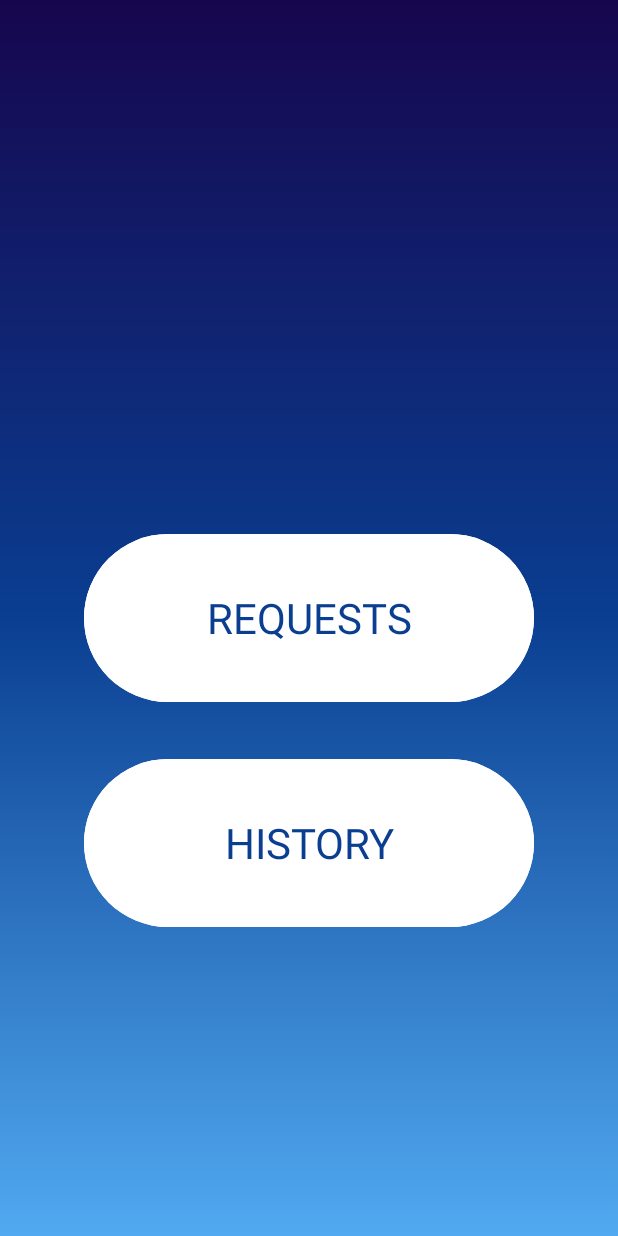
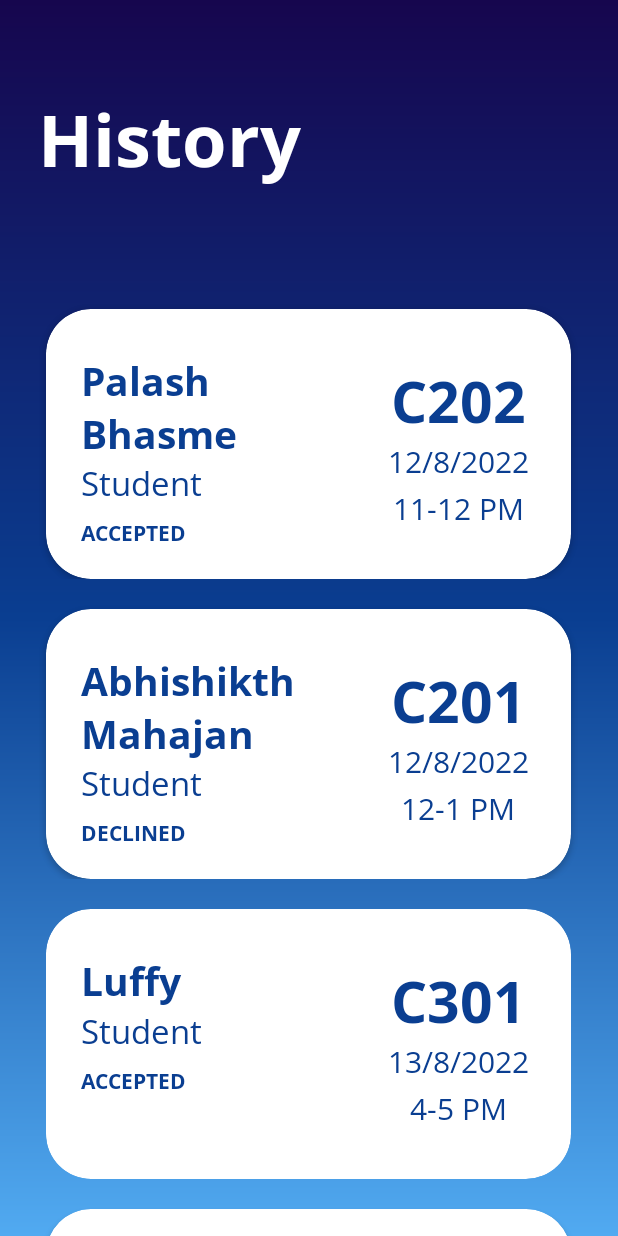
Before and after one commit to VSen910/Room-Booking-App, an Android app: the AdminOptActivity screen opened directly, with no data from a screen before it, after a tap on "HISTORY", on a phone screen of 412 x 824 dp. Run offline under Robolectric (Android 15) with nearby library versions, the phone set to English and light mode, and no system bars.

Commit message:
added admin history list

```diff
--- a/app/src/main/AndroidManifest.xml
+++ b/app/src/main/AndroidManifest.xml
@@ -62,6 +62,10 @@
 
         <activity android:name=".PendingRequestActivity"
             android:exported="false"/>
+
+        <activity android:name=".HistoryActivity"
+            android:exported="false"/>
+
     </application>
 
 </manifest>
--- a/app/src/main/java/com/example/roombookingapp/AdminOptActivity.java
+++ b/app/src/main/java/com/example/roombookingapp/AdminOptActivity.java
@@ -27,6 +27,10 @@ public class AdminOptActivity extends AppCompatActivity implements View.OnClickL
                 Intent intent = new Intent(AdminOptActivity.this, PendingRequestActivity.class);
                 startActivity(intent);
                 break;
+            case R.id.historybox1:
+                Intent intent2 = new Intent(AdminOptActivity.this, HistoryActivity.class);
+                startActivity(intent2);
+                break;
 
         }
     }
--- /dev/null
+++ b/app/src/main/java/com/example/roombookingapp/HistoryActivity.java
@@ -0,0 +1,79 @@
+package com.example.roombookingapp;
+
+import android.content.DialogInterface;
+import android.os.Bundle;
+import android.widget.Toast;
+
+import androidx.appcompat.app.AppCompatActivity;
+import androidx.recyclerview.widget.LinearLayoutManager;
+import androidx.recyclerview.widget.RecyclerView;
+
+import com.google.android.material.dialog.MaterialAlertDialogBuilder;
+
+import java.util.ArrayList;
+
+
+public class HistoryActivity extends AppCompatActivity implements HistoryInterface {
+
+    ArrayList<HistoryModel> historyModel = new ArrayList<>();
+
+    public void onCreate(Bundle savedInstanceState){
+        super.onCreate(savedInstanceState);
+        setContentView(R.layout.activity_history_view);
+
+        RecyclerView history = findViewById(R.id.history_list);
+        setUpHistoryModels();
+
+        HistoryAdapter adapter = new HistoryAdapter(this, historyModel, this);
+
+        history.setAdapter(adapter);
+        history.setAdapter(adapter);
+        history.setLayoutManager(new LinearLayoutManager(this));
+    }
+
+    private void setUpHistoryModels(){
+
+        String[] historyName= {"Palash Bhasme", "Abhishikth Mahajan", "Luffy", "Zoro"};
+        String[] historyRoom = {"C202", "C201", "C301", "C302"};
+        String[] historyTime= {"11-12 PM", "12-1 PM", "4-5 PM", "9-10 AM" };
+        String[] historyDate = {"12/8/2022", "12/8/2022", "13/8/2022", "13/8/2022"};
+        String[] historyReason = {"Cultural committee meet ", "Event", "Math Extra Class", ""};
+        String[] historyPosition = {"Student", "Student", "Student", "Student"};
+        String[] historyStatus = {"ACCEPTED", "DECLINED", "ACCEPTED", "DECLINED"};
+        String[] historyEmail = {"21bcs076@iiitdwd.ac.in","21bcs042@iiitdwd.ac.in", "21bcs022@iiitdwd.ac.in", "21bcs021@iiitdwd.ac.in"};
+        String[] historyPhone = {"8433568160","8433568160", "8433568160", "8433568160"};
+
+        for(int i = 0; i < historyName.length; i++){
+            historyModel.add(new HistoryModel(historyName[i], historyRoom[i], historyTime[i], historyDate[i], historyReason[i], historyPosition[i], historyStatus[i], historyEmail[i], historyPhone[i]));
+
+
+        }
+
+
+    }
+
+    @Override
+    public void OnItemClick(int position) {
+        String name = historyModel.get(position).getHistoryName();
+        String reason = historyModel.get(position).getHistoryReason();
+        String email = historyModel.get(position).getHistoryEmail();
+        String phone = historyModel.get(position).getHistoryPhone();
+
+        final String content [] = {"Email: " + email, "Phone: " + phone, "Purpose: " + reason};
+
+        MaterialAlertDialogBuilder dialog1 = new MaterialAlertDialogBuilder(HistoryActivity.this);
+        dialog1.setTitle(name);
+        dialog1.setMessage("Email: " + email + "\n" + "Phone: " + phone + "\n" + "Purpose: " + reason);
+        dialog1.setBackground(getResources().getDrawable(R.drawable.dialogue_backgorund, null));
+        dialog1.setPositiveButton("Okay", new DialogInterface.OnClickListener() {
+            @Override
+            public void onClick(DialogInterface dialogInterface, int i) {
+                Toast.makeText(getApplicationContext(), "Accepted", Toast.LENGTH_LONG).show();
+            }
+        });
+
+
+        dialog1.show();
+
+    }
+}
--- /dev/null
+++ b/app/src/main/java/com/example/roombookingapp/HistoryAdapter.java
@@ -0,0 +1,83 @@
+package com.example.roombookingapp;
+
+import android.content.Context;
+import android.view.LayoutInflater;
+import android.view.View;
+import android.view.ViewGroup;
+import android.widget.TextView;
+
+import androidx.annotation.NonNull;
+import androidx.recyclerview.widget.RecyclerView;
+
+import java.util.ArrayList;
+
+public class HistoryAdapter extends RecyclerView.Adapter<HistoryAdapter.MyViewHolder> {
+    Context context;
+    ArrayList<HistoryModel> historyModels;
+    private final HistoryInterface historyInterface;
+
+    public HistoryAdapter(Context context, ArrayList<HistoryModel> historyModels, HistoryInterface historyInterface){
+        this.context = context;
+        this.historyModels = historyModels;
+        this.historyInterface = historyInterface;
+    }
+
+
+    @NonNull
+    @Override
+    public HistoryAdapter.MyViewHolder onCreateViewHolder(@NonNull ViewGroup parent, int viewType) {
+        LayoutInflater inflater1 = LayoutInflater.from(context);
+        View view = inflater1.inflate(R.layout.activity_history_row, parent, false);
+        return new HistoryAdapter.MyViewHolder(view, historyInterface);
+    }
+
+
+    @Override
+    public void onBindViewHolder(@NonNull HistoryAdapter.MyViewHolder holder, int position) {
+        holder.tvName1.setText(historyModels.get(position).getHistoryName());
+        holder.tvRoom1.setText(historyModels.get(position).getHistoryRoom());
+        holder.tvTime1.setText(historyModels.get(position).getHistoryTime());
+        holder.tvDate1.setText(historyModels.get(position).getHistoryDate());
+        holder.tvPosition1.setText(historyModels.get(position).getHistoryPosition());
+        holder.tvStatus1.setText(historyModels.get(position).getHistoryStatus());
+
+
+    }
+
+    @Override
+    public int getItemCount() {
+        return historyModels.size();
+    }
+
+
+
+    public static class MyViewHolder extends RecyclerView.ViewHolder{
+
+        TextView tvName1, tvRoom1, tvTime1, tvDate1, tvReason1, tvPosition1, tvStatus1;
+
+        public MyViewHolder(@NonNull View itemView, HistoryInterface historyInterface) {
+            super(itemView);
+
+            tvName1 = itemView.findViewById(R.id.history_name);
+            tvRoom1 = itemView.findViewById(R.id.history_room_no);
+            tvTime1 = itemView.findViewById(R.id.history_time);
+            tvDate1 = itemView.findViewById(R.id.history_date);
+            //reason?
+            tvPosition1 = itemView.findViewById(R.id.history_profession);
+            tvStatus1 = itemView.findViewById(R.id.history_status);
+
+            itemView.setOnClickListener(new View.OnClickListener() {
+                @Override
+                public void onClick(View view) {
+                    if(historyInterface!=null){
+                        int position = getAbsoluteAdapterPosition();
+                        if(position!=RecyclerView.NO_POSITION)
+                            historyInterface.OnItemClick(position);
+                    }
+                }
+            });
+        }
+
+
+    }
+}
--- /dev/null
+++ b/app/src/main/java/com/example/roombookingapp/HistoryInterface.java
@@ -0,0 +1,5 @@
+package com.example.roombookingapp;
+
+public interface HistoryInterface {
+    void OnItemClick(int position);
+}
--- /dev/null
+++ b/app/src/main/java/com/example/roombookingapp/HistoryModel.java
@@ -0,0 +1,66 @@
+package com.example.roombookingapp;
+
+import java.sql.Time;
+
+public class HistoryModel {
+    private String historyName;
+    private String historyRoom;
+    private String historyTime;
+    private String historyDate;
+    private String historyReason;
+    private String historyPosition;
+    private String historyStatus;
+    private String historyEmail;
+    private String historyPhone;
+
+
+    public String getHistoryName() {
+        return historyName;
+    }
+
+    public String getHistoryRoom() {
+        return historyRoom;
+    }
+
+    public String getHistoryTime() {
+        return historyTime;
+    }
+
+    public String getHistoryDate() {
+        return historyDate;
+    }
+
+    public String getHistoryReason() {
+        return historyReason;
+    }
+
+    public String getHistoryPosition() {
+        return historyPosition;
+    }
+
+    public String getHistoryStatus() {
+        return historyStatus;
+    }
+
+
+    public String getHistoryEmail() {
+        return historyEmail;
+    }
+
+    public String getHistoryPhone() {
+        return historyPhone;
+    }
+
+
+    public HistoryModel(String historyName, String historyRoom, String historyTime, String historyDate, String historyReason, String historyPosition, String historyStatus, String historyEmail, String historyPhone) {
+        this.historyName = historyName;
+        this.historyRoom = historyRoom;
+        this.historyTime = historyTime;
+        this.historyDate = historyDate;
+        this.historyReason = historyReason;
+        this.historyPosition = historyPosition;
+        this.historyStatus = historyStatus;
+        this.historyEmail = historyEmail;
+        this.historyPhone = historyPhone;
+    }
+}
--- a/app/src/main/java/com/example/roombookingapp/PendingRequestActivity.java
+++ b/app/src/main/java/com/example/roombookingapp/PendingRequestActivity.java
@@ -8,6 +8,7 @@ import android.view.View;
 import android.view.ViewGroup;
 import android.widget.Button;
 import android.widget.EditText;
+import android.widget.LinearLayout;
 import android.widget.TextView;
 import android.widget.Toast;
 
@@ -16,6 +17,7 @@ import androidx.recyclerview.widget.LinearLayoutManager;
 import androidx.recyclerview.widget.RecyclerView;
 
 import com.google.android.material.dialog.MaterialAlertDialogBuilder;
+import com.google.android.material.dialog.MaterialDialogs;
 
 import java.util.ArrayList;
 
@@ -76,13 +78,17 @@ public class PendingRequestActivity extends AppCompatActivity implements Request
             }
         });
 
+
         dialog1.setNegativeButton("DECLINE", new DialogInterface.OnClickListener() {
             @Override
             public void onClick(DialogInterface dialogInterface, int i) {
                 Toast.makeText(getApplicationContext(), "Declined", Toast.LENGTH_LONG).show();
             }
         });
+
         dialog1.show();
+
+
 
 
 
--- /dev/null
+++ b/app/src/main/res/layout/activity_history_row.xml
@@ -0,0 +1,106 @@
+<?xml version="1.0" encoding="utf-8"?>
+<RelativeLayout xmlns:android="http://schemas.android.com/apk/res/android"
+    android:layout_width="match_parent"
+    android:layout_height="wrap_content"
+    xmlns:app="http://schemas.android.com/apk/res-auto">
+
+    <androidx.cardview.widget.CardView
+        android:layout_width="350dp"
+        android:layout_height="180dp"
+        android:layout_centerHorizontal="true"
+        android:layout_marginTop="20dp"
+        app:cardCornerRadius="30dp">
+
+        <RelativeLayout
+            android:layout_width="wrap_content"
+            android:layout_height="wrap_content">
+
+            <TextView
+                android:id="@+id/history_name"
+                android:layout_width="180dp"
+                android:layout_height="wrap_content"
+                android:layout_marginStart="15dp"
+                android:layout_marginTop="30dp"
+                android:fontFamily="@font/opensans_bold"
+                android:paddingStart="8dp"
+                android:paddingEnd="8dp"
+                android:text="Palash Bhasme"
+                android:textColor="@color/primary"
+                android:textSize="26sp" />
+
+            <TextView
+                android:id="@+id/history_profession"
+                android:layout_width="180dp"
+                android:layout_height="wrap_content"
+                android:layout_below="@+id/history_name"
+                android:layout_marginStart="15dp"
+                android:fontFamily="@font/opensans_regular"
+                android:paddingStart="8dp"
+                android:paddingEnd="8dp"
+                android:text="Student"
+                android:textColor="@color/primary"
+                android:textSize="22sp" />
+
+            <TextView
+                android:id="@+id/history_room_no"
+                android:layout_width="160dp"
+                android:layout_height="wrap_content"
+                android:layout_marginStart="200dp"
+                android:layout_marginTop="35dp"
+                android:fontFamily="@font/opensans_bold"
+                android:gravity="center"
+                android:paddingStart="20dp"
+                android:paddingEnd="20dp"
+                android:text="C202"
+                android:textColor="@color/primary"
+                android:textSize="38sp" />
+
+            <TextView
+                android:id="@+id/history_date"
+                android:layout_width="150dp"
+                android:layout_height="wrap_content"
+                android:layout_below="@id/history_room_no"
+                android:layout_marginStart="200dp"
+                android:fontFamily="@font/opensans_regular"
+                android:gravity="center"
+                android:paddingStart="20dp"
+                android:paddingEnd="20dp"
+                android:text="9/7/2022"
+                android:textColor="@color/primary"
+                android:textSize="20sp" />
+
+            <TextView
+                android:id="@+id/history_time"
+                android:layout_width="190dp"
+                android:layout_height="wrap_content"
+                android:layout_below="@+id/history_date"
+                android:layout_marginStart="200dp"
+                android:fontFamily="@font/opensans_regular"
+                android:gravity="center"
+                android:paddingStart="20dp"
+                android:paddingTop="3dp"
+                android:paddingEnd="20dp"
+                android:text="10 -11AM"
+                android:textColor="@color/primary"
+                android:textSize="20sp" />
+
+            <TextView
+                android:id="@+id/history_status"
+                android:layout_width="190dp"
+                android:layout_height="wrap_content"
+                android:layout_below="@id/history_profession"
+                android:layout_marginStart="15dp"
+                android:layout_marginTop="8dp"
+                android:fontFamily="@font/opensans_bold"
+                android:paddingStart="8dp"
+                android:text="ACCEPTED"
+                android:textColor="@color/primary"
+                android:textSize="14sp" />
+
+
+        </RelativeLayout>
+
+
+    </androidx.cardview.widget.CardView>
+
+</RelativeLayout>
--- /dev/null
+++ b/app/src/main/res/layout/activity_history_view.xml
@@ -0,0 +1,24 @@
+<?xml version="1.0" encoding="utf-8"?>
+<RelativeLayout xmlns:android="http://schemas.android.com/apk/res/android"
+    android:layout_width="match_parent"
+    android:layout_height="match_parent"
+    android:background="@drawable/gradient">
+    <TextView
+        android:id="@+id/history"
+        android:layout_width="wrap_content"
+        android:layout_height="wrap_content"
+        android:text="History"
+        android:textSize="48dp"
+        android:textColor="@color/white"
+        android:fontFamily="@font/opensans_bold"
+        android:layout_marginStart="25dp"
+        android:layout_marginTop="60dp"/>
+    <androidx.recyclerview.widget.RecyclerView
+        android:id="@+id/history_list"
+        android:layout_width="match_parent"
+        android:layout_height="match_parent"
+        android:layout_below="@+id/history"
+        android:layout_marginTop="60dp"/>
+
+
+</RelativeLayout>
```
